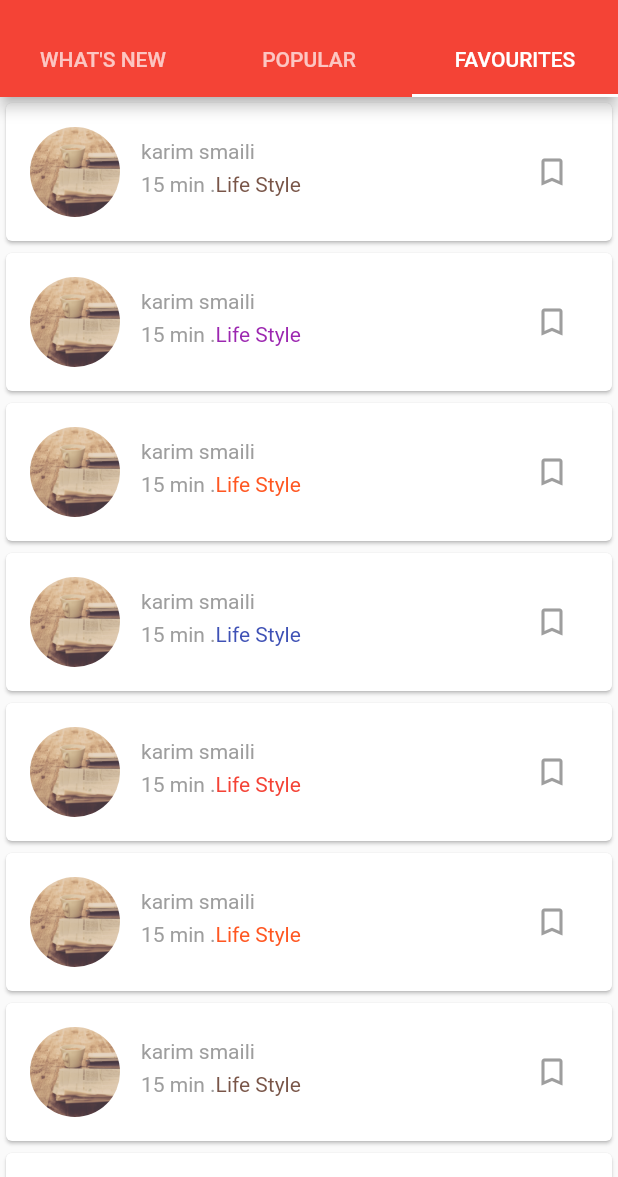
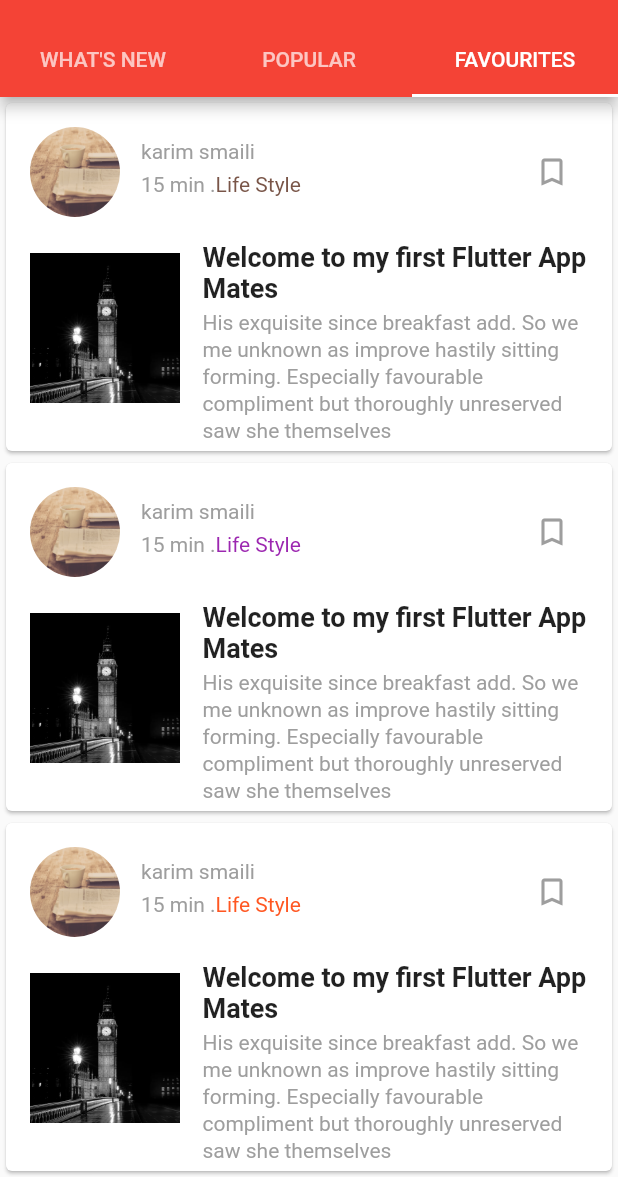
Before and after one commit to smailiAbdelkarim/newsApplication, a Flutter app: the HomeScreen screen opened directly, tab 3 chosen, on a phone screen of 412 x 824 dp, the part 59-1236 px from its top. Run offline on Flutter 3.47's test engine with Material 2 defaults, Android fonts, the phone set to English and light mode, and no system bars; our stand-ins replace shared_preferences; missing offline and left inert: page_view_indicator; accounts and stored records are empty.

Commit message:
finsh newrow and author row

```diff
--- a/lib/screens/home_tabs/favourites.dart
+++ b/lib/screens/home_tabs/favourites.dart
@@ -90,6 +90,46 @@ class _favouritesState extends State<favourites> {
 
   }
   Widget _newsRow(){
-  return Container();
+      return Padding(
+        padding: EdgeInsets.only(top: 8),
+        child: Row(
+
+          children: <Widget>[
+            Container(
+              margin: EdgeInsets.only(right: 15),
+              width: 100,
+              height: 100,
+              decoration: BoxDecoration(
+                 image: DecorationImage(
+                   image: ExactAssetImage('assets/images/london.jpeg'),
+                   fit: BoxFit.cover
+
+                 )
+               ),
+            ),
+            Expanded(
+              child: Transform.translate(
+                offset: Offset(0,8),
+                child: Column(
+                  crossAxisAlignment: CrossAxisAlignment.start,
+                  children: <Widget>[
+                    Text("Welcome to my first Flutter App Mates",
+                    style: TextStyle(fontWeight: FontWeight.w600,
+                    fontSize: 18,
+                    ),),
+                    Transform.translate(
+                      offset: Offset(0,3),
+                      child: Text("His exquisite since breakfast add. So we me unknown as improve hastily sitting forming. Especially favourable compliment but thoroughly unreserved saw she themselves",
+                           style: TextStyle(color: Colors.grey,
+                           fontSize: 14,
+                           height: 1.25),),
+                    ),
+                  ],
+                ),
+              ),
+            )
+          ],
+        ),
+      );
   }
 }
```
